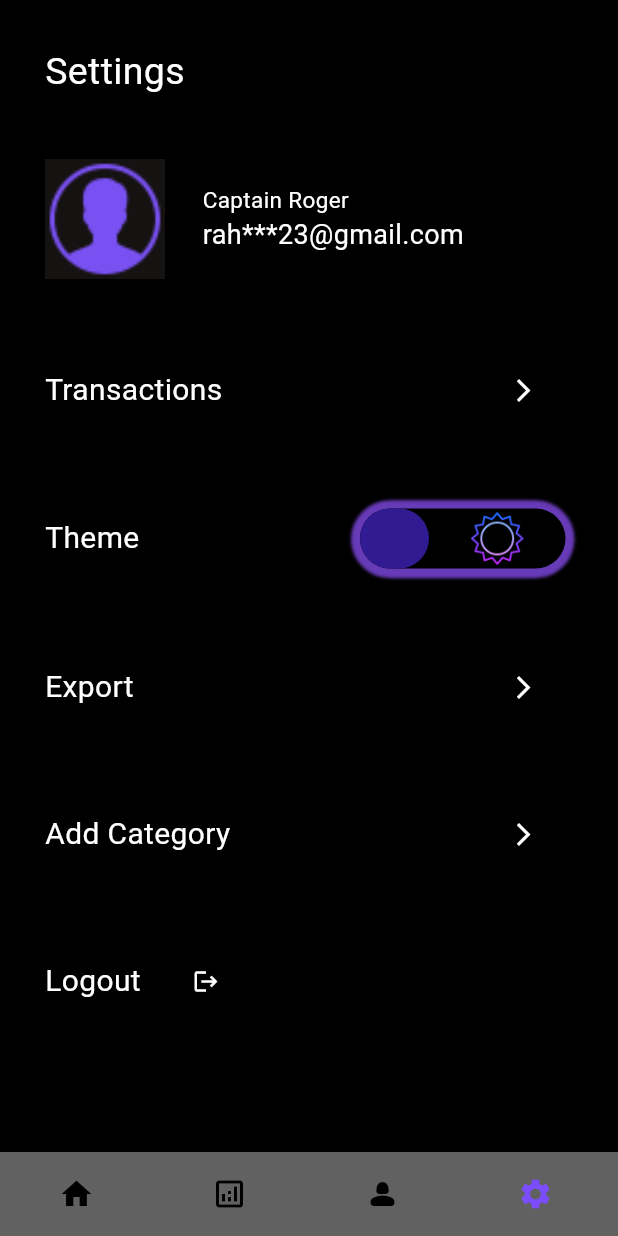
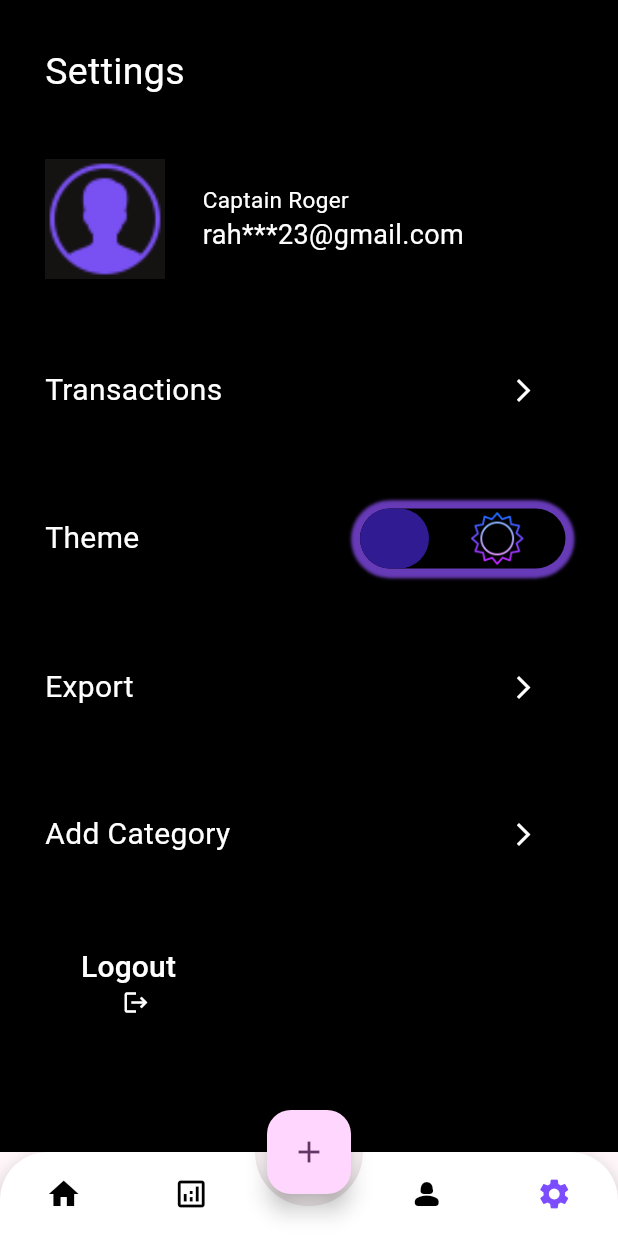
Before and after one commit to Bandan-K/ExpenseXpert, a Flutter app: the BottomNavBar screen opened directly, item 4 of the bottom bar chosen, on a phone screen of 412 x 824 dp. Run offline on Flutter 3.47's test engine with Material 2 defaults, Android fonts, the phone set to English and light mode, and no system bars; drawn by our look-alikes of animated_bottom_navigation_bar, animated_toggle_switch; our stand-ins replace firebase_auth, firebase_core, fl_chart, get; missing offline and left inert: firebase_ui_auth, firebase_ui_oauth_google, flutter_flip_card, simple_animation_progress_bar; accounts and stored records are empty.

```diff
--- a/lib/BottomNavigationBar/bottom_nav_bar.dart
+++ b/lib/BottomNavigationBar/bottom_nav_bar.dart
@@ -1,4 +1,5 @@
 import 'package:animated_bottom_navigation_bar/animated_bottom_navigation_bar.dart';
+import 'package:expensexpert/Screens/add_transactions.dart';
 import 'package:flutter/material.dart';
 import '../analytics.dart';
 import '../homepage.dart';
@@ -25,11 +26,23 @@ class _BottomNavBarState extends State<BottomNavBar> {
   Widget build(BuildContext context) {
     return Scaffold(
       body: pages[currIndex],
+      floatingActionButton: FloatingActionButton(
+        onPressed: () {
+          Navigator.push(
+            context,
+            MaterialPageRoute(builder: (context) => AddTransaction()), // Navigate to SecondPage
+          );
+        },
+        child: Icon(Icons.add),
+      ),
+      floatingActionButtonLocation: FloatingActionButtonLocation.centerDocked,
       bottomNavigationBar: AnimatedBottomNavigationBar(
         icons: iconList,
         activeIndex: currIndex,
-        gapWidth: 4.0,
-        backgroundColor: Colors.grey.shade700,
+        gapLocation: GapLocation.center,
+        notchSmoothness: NotchSmoothness.verySmoothEdge,
+        leftCornerRadius: 32,
+        rightCornerRadius: 32,
         onTap: (index) => setState(() => currIndex = index),
         //other params
       ),
--- a/lib/Screens/authentication_screen.dart
+++ b/lib/Screens/authentication_screen.dart
@@ -12,7 +12,7 @@ class AuthenticationScreen extends StatelessWidget {
     return StreamBuilder(
         stream: FirebaseAuth.instance.authStateChanges(),
         builder: (context, snapshot) {
-          if(!snapshot.hasData){
+          if (!snapshot.hasData) {
             return customizedSignInScreen();
           }
           return const LoginScreen();
@@ -20,7 +20,7 @@ class AuthenticationScreen extends StatelessWidget {
     );
   }
 
-  Widget customizedSignInScreen(){
+  Widget customizedSignInScreen() {
     return SignInScreen(
       headerBuilder: (context, constraints, shrinkOffset) {
         return Padding(
--- a/lib/analytics.dart
+++ b/lib/analytics.dart
@@ -65,6 +65,9 @@ class _AnalyticsPageState extends State<AnalyticsPage> {
   @override
   Widget build(BuildContext context) {
     return Scaffold(
+      appBar: AppBar(
+        title: Text("Analytics"),
+      ),
       backgroundColor: Colors.black,
        body:
        Column(
--- a/lib/settings.dart
+++ b/lib/settings.dart
@@ -189,10 +189,6 @@ class _SettingsScreenState extends State<SettingsScreen> {
             Row(
               mainAxisAlignment: MainAxisAlignment.start,
               children: [
-                Text(
-                  "Logout  ",
-                  style: TextStyle(color: Colors.white, fontSize: 20),
-                ),
                 ElevatedButton(style: ButtonStyle(
                     backgroundColor: MaterialStateProperty.all(Colors.black),
                     foregroundColor: MaterialStateProperty.all(Colors.white),
@@ -202,9 +198,17 @@ class _SettingsScreenState extends State<SettingsScreen> {
                     onPressed: () async {
                       await FirebaseAuth.instance.signOut();
                     }, child:
-                    Icon(
-                      Icons.logout,
-                      color: Colors.white,
+                    Column(
+                      children: [
+                        Text(
+                          "Logout  ",
+                          style: TextStyle(color: Colors.white, fontSize: 20),
+                        ),
+                        Icon(
+                          Icons.logout,
+                          color: Colors.white,
+                        ),
+                      ],
                     ))
 
               ],
--- a/pubspec.yaml
+++ b/pubspec.yaml
@@ -49,6 +49,7 @@ dependencies:
   intl: ^0.18.1
   google_sign_in: ^6.1.5
   firebase_ui_oauth_google: ^1.2.12
+  flutter_launcher_icons: ^0.13.1
 
 dev_dependencies:
   flutter_test:
@@ -101,3 +102,7 @@ flutter:
   #
   # For details regarding fonts from package dependencies,
   # see https://flutter.dev/custom-fonts/#from-packages
+flutter_icons:
+  image_path: "assets/images/applogo.jpg"
+  android: true
+  ios: true
```
Also changed, not shown: assets/images/applogo.jpg (added), pubspec.lock, 1 other file. Lines whose indentation alone changed are shown as unchanged.
